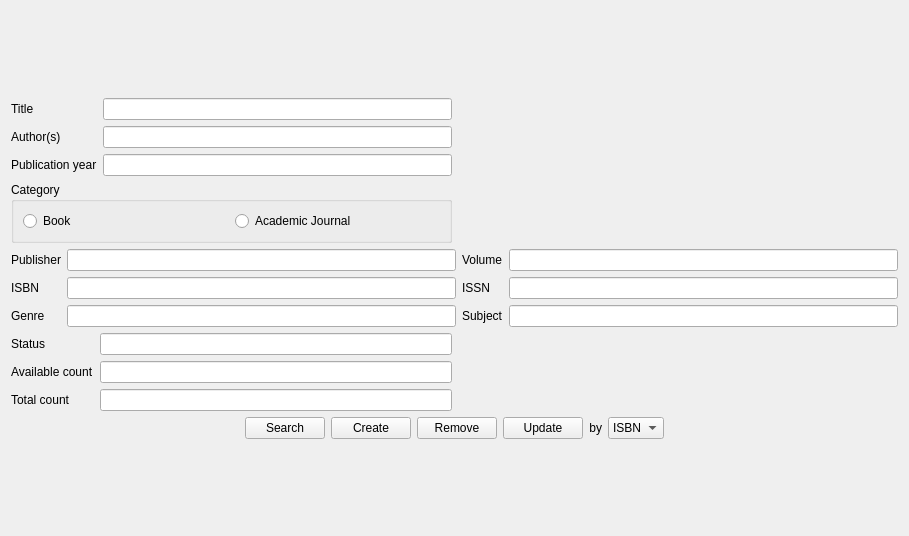
huyquoctrinh/LibraryManagement, file modifycontentwidget.ui: the form before one commit.
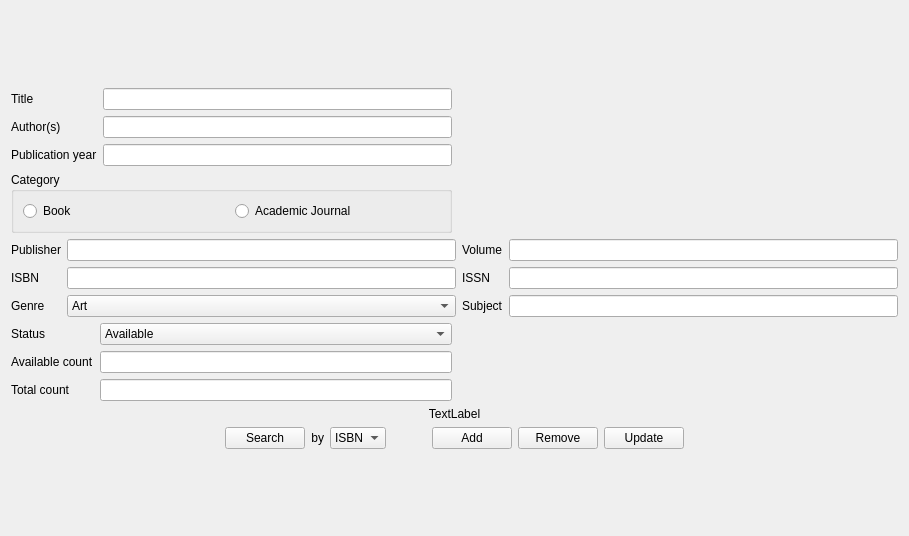
The form after the commit.

Diff of the .ui file:
```diff
--- a/modifycontentwidget.ui
+++ b/modifycontentwidget.ui
@@ -29,6 +29,19 @@
    </item>
    <item>
     <layout class="QGridLayout" name="gridLayout_5">
+     <item row="2" column="0">
+      <spacer name="horizontalSpacer_3">
+       <property name="orientation">
+        <enum>Qt::Horizontal</enum>
+       </property>
+       <property name="sizeHint" stdset="0">
+        <size>
+         <width>206</width>
+         <height>20</height>
+        </size>
+       </property>
+      </spacer>
+     </item>
      <item row="0" column="0" colspan="3">
       <layout class="QGridLayout" name="gridLayout_4">
        <item row="0" column="0">
@@ -150,9 +163,6 @@
            </property>
           </widget>
          </item>
-         <item row="2" column="1">
-          <widget class="QLineEdit" name="lineEdit_6"/>
-         </item>
          <item row="2" column="2">
           <widget class="QLabel" name="label_8">
            <property name="text">
@@ -161,7 +171,46 @@
           </widget>
          </item>
          <item row="2" column="3">
-          <widget class="QLineEdit" name="lineEdit_9"/>
+          <widget class="QLineEdit" name="txtSubject"/>
+         </item>
+         <item row="2" column="1">
+          <widget class="QComboBox" name="cbbGenre">
+           <item>
+            <property name="text">
+             <string>Art</string>
+            </property>
+           </item>
+           <item>
+            <property name="text">
+             <string>Biography</string>
+            </property>
+           </item>
+           <item>
+            <property name="text">
+             <string>Economics</string>
+            </property>
+           </item>
+           <item>
+            <property name="text">
+             <string>Math</string>
+            </property>
+           </item>
+           <item>
+            <property name="text">
+             <string>Philosophy</string>
+            </property>
+           </item>
+           <item>
+            <property name="text">
+             <string>Textbook</string>
+            </property>
+           </item>
+           <item>
+            <property name="text">
+             <string>Science</string>
+            </property>
+           </item>
+          </widget>
          </item>
         </layout>
        </item>
@@ -174,9 +223,6 @@
            </property>
           </widget>
          </item>
-         <item row="0" column="1">
-          <widget class="QLineEdit" name="lineEdit_10"/>
-         </item>
          <item row="1" column="0">
           <widget class="QLabel" name="label_11">
            <property name="text">
@@ -195,7 +241,21 @@
           </widget>
          </item>
          <item row="2" column="1">
-          <widget class="QLineEdit" name="lineEdit_12"/>
+          <widget class="QLineEdit" name="txtTotalCount"/>
+         </item>
+         <item row="0" column="1">
+          <widget class="QComboBox" name="cbbStatus">
+           <item>
+            <property name="text">
+             <string>Available</string>
+            </property>
+           </item>
+           <item>
+            <property name="text">
+             <string>Unavailable</string>
+            </property>
+           </item>
+          </widget>
          </item>
         </layout>
        </item>
@@ -214,8 +274,8 @@
        </item>
       </layout>
      </item>
-     <item row="1" column="0">
-      <spacer name="horizontalSpacer_3">
+     <item row="2" column="2">
+      <spacer name="horizontalSpacer_4">
        <property name="orientation">
         <enum>Qt::Horizontal</enum>
        </property>
@@ -227,7 +287,7 @@
        </property>
       </spacer>
      </item>
-     <item row="1" column="1">
+     <item row="2" column="1">
       <layout class="QHBoxLayout" name="horizontalLayout_2">
        <item>
         <widget class="QPushButton" name="pushButton">
@@ -236,27 +296,6 @@
          </property>
         </widget>
        </item>
-       <item>
-        <widget class="QPushButton" name="pushButton_3">
-         <property name="text">
-          <string>Create</string>
-         </property>
-        </widget>
-       </item>
-       <item>
-        <widget class="QPushButton" name="pushButton_4">
-         <property name="text">
-          <string>Remove</string>
-         </property>
-        </widget>
-       </item>
-       <item>
-        <widget class="QPushButton" name="pushButton_2">
-         <property name="text">
-          <string>Update</string>
-         </property>
-        </widget>
-       </item>
        <item>
         <widget class="QLabel" name="label_13">
          <property name="text">
@@ -281,20 +320,51 @@
          </item>
         </widget>
        </item>
+       <item>
+        <spacer name="horizontalSpacer_5">
+         <property name="orientation">
+          <enum>Qt::Horizontal</enum>
+         </property>
+         <property name="sizeHint" stdset="0">
+          <size>
+           <width>40</width>
+           <height>20</height>
+          </size>
+         </property>
+        </spacer>
+       </item>
+       <item>
+        <widget class="QPushButton" name="btnAdd">
+         <property name="text">
+          <string>Add</string>
+         </property>
+        </widget>
+       </item>
+       <item>
+        <widget class="QPushButton" name="btnRemove">
+         <property name="text">
+          <string>Remove</string>
+         </property>
+        </widget>
+       </item>
+       <item>
+        <widget class="QPushButton" name="btnUpdate">
+         <property name="text">
+          <string>Update</string>
+         </property>
+        </widget>
+       </item>
       </layout>
      </item>
-     <item row="1" column="2">
-      <spacer name="horizontalSpacer_4">
-       <property name="orientation">
-        <enum>Qt::Horizontal</enum>
+     <item row="1" column="1">
+      <widget class="QLabel" name="lblStt">
+       <property name="text">
+        <string>TextLabel</string>
        </property>
-       <property name="sizeHint" stdset="0">
-        <size>
-         <width>206</width>
-         <height>20</height>
-        </size>
+       <property name="alignment">
+        <set>Qt::AlignCenter</set>
        </property>
-      </spacer>
+      </widget>
      </item>
     </layout>
    </item>
```
Left out of the diff: 24 changed lines with no effect on the pictures.
